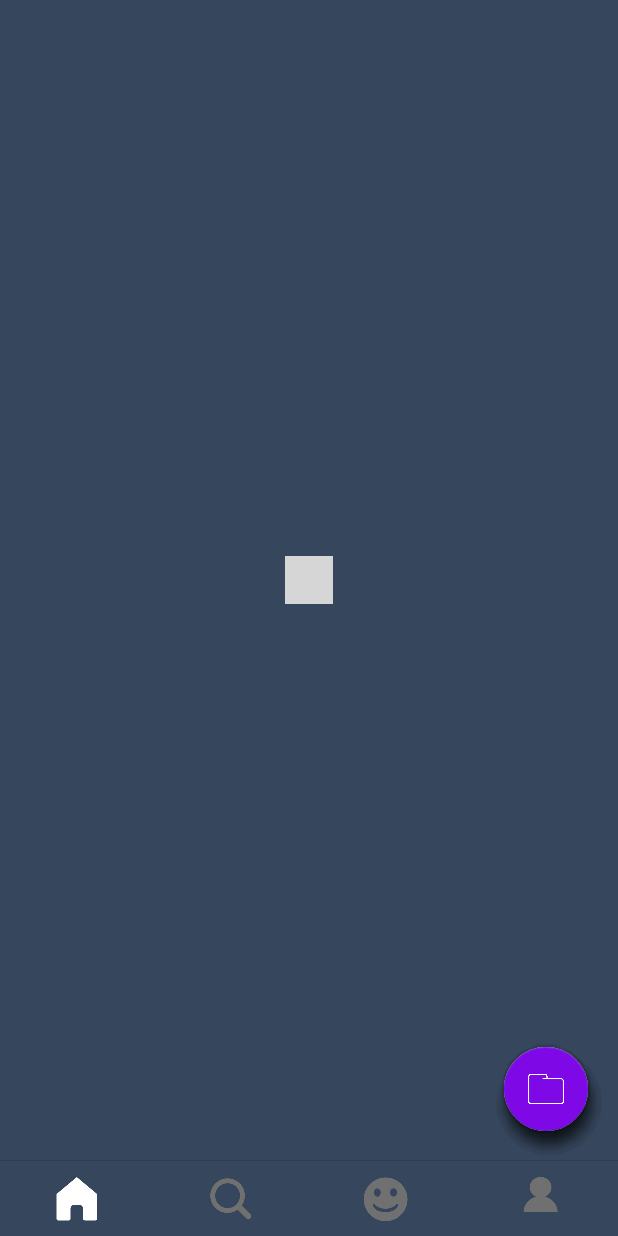
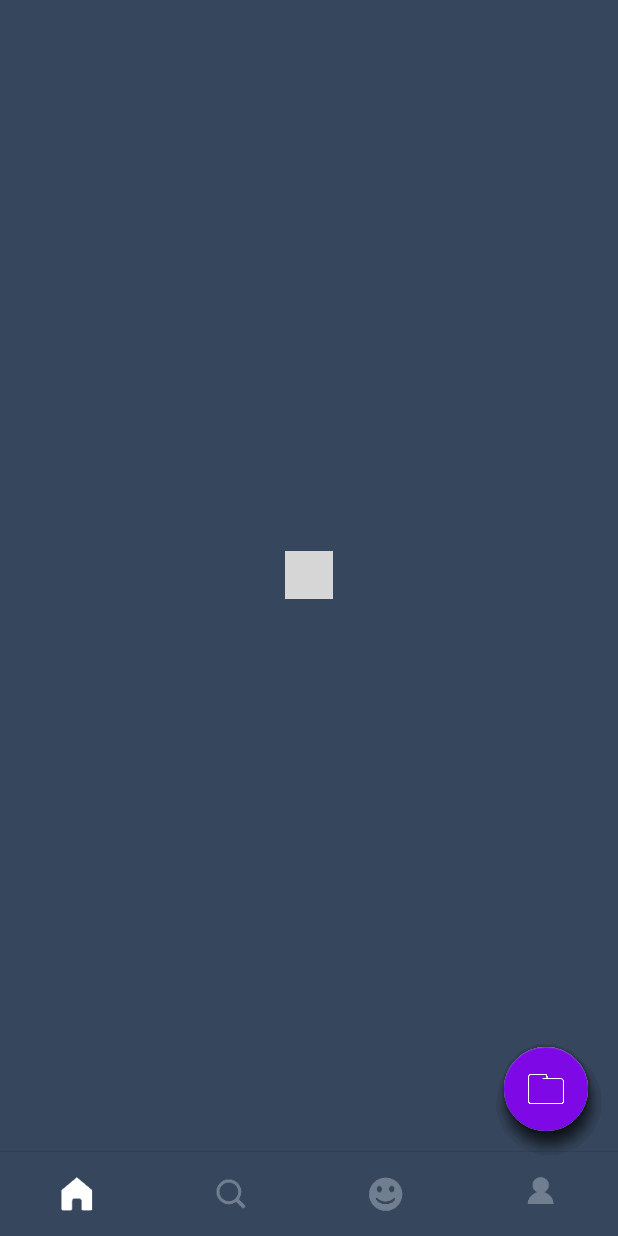
Before and after one commit to monkeywiiu/Discover, an Android app: the screen it shows after launch (MainActivity), on a phone screen of 412 x 824 dp. Run offline under Robolectric (Android 15) with nearby library versions, the phone set to English and light mode, and no system bars; our stand-ins replace data binding; libraries missing offline, so code that uses them is left out: com.facebook.rebound, com.wang.avi, retrofit2.adapter.rxjava, rx.android.schedulers, rx.schedulers and 1 more; pictures from the network do not load; 16 statements that could not run were skipped; grey boxes are pictures that could not be loaded.

Commit message:
fix code

```diff
--- a/app/src/main/AndroidManifest.xml
+++ b/app/src/main/AndroidManifest.xml
@@ -13,7 +13,8 @@
         android:roundIcon="@mipmap/ic_launcher_round"
         android:supportsRtl="true"
         android:theme="@style/AppTheme">
-        <activity android:name=".MainActivity">
+        <activity android:name=".MainActivity"
+                  android:configChanges="orientation|screenSize|keyboardHidden">
             <intent-filter>
                 <action android:name="android.intent.action.MAIN" />
 
--- a/app/src/main/java/com/example/discover/adapter/VideoRecyclerAdapter.java
+++ b/app/src/main/java/com/example/discover/adapter/VideoRecyclerAdapter.java
@@ -1,14 +1,20 @@
 package com.example.discover.adapter;
 
+import android.content.Context;
 import android.view.ViewGroup;
+import android.widget.LinearLayout;
 
+
+import com.bumptech.glide.Glide;
 import com.example.discover.R;
 import com.example.discover.base.baseadapter.BaseRecyclerAdapter;
 import com.example.discover.base.baseadapter.BaseViewHolder;
 import com.example.discover.bean.EyeBean;
 import com.example.discover.databinding.VideoCardBinding;
+import com.example.discover.utils.DensityUtil;
 
 import java.util.LinkedHashMap;
+import java.util.Random;
 
 import cn.jzvd.JZVideoPlayer;
 import cn.jzvd.JZVideoPlayerStandard;
@@ -18,28 +24,32 @@ import cn.jzvd.JZVideoPlayerStandard;
  */
 
 public class VideoRecyclerAdapter extends BaseRecyclerAdapter<EyeBean.ItemListBean> {
+    private int i; //随机过渡图序号
+    public LinkedHashMap map = new LinkedHashMap();
+    public Object[] objects = new Object[1];
+    private int width = DensityUtil.getScreenWidth(mContext);
 
-    public LinkedHashMap map;
-    public Object[] objects;
+    public VideoRecyclerAdapter(Context context) {
+        super(context);
+    }
+
     @Override
     public BaseViewHolder onCreateViewHolder(ViewGroup parent, int viewType) {
         return new VideoHolder(parent, R.layout.video_card);
     }
 
     public class VideoHolder extends BaseViewHolder<EyeBean.ItemListBean, VideoCardBinding> {
-
-
-
         public VideoHolder(ViewGroup parent, int layoutId) {
             super(parent, layoutId);
         }
-
         @Override
         public void fillHolder(EyeBean.ItemListBean list) {
-            map = new LinkedHashMap();
-            objects = new Object[1];
-
             if (list != null && list.getData().getPlayInfo().size() > 0) {
+                int x = list.getData().getPlayInfo().get(0).getWidth();//获取视频的width
+                int y = list.getData().getPlayInfo().get(0).getHeight();//获取视频的height
+                int height = width * y / x; //根据视频比列获得视频控件的高
+                LinearLayout.LayoutParams layoutParams =  new LinearLayout.LayoutParams(ViewGroup.LayoutParams.MATCH_PARENT, height);
+                itemViewBinding.jzVideoPlayer.setLayoutParams(layoutParams);
                 if (list.getData().getPlayInfo().size() == 1) { //标清||高清
                     itemViewBinding.jzVideoPlayer.setUp(list.getData().getPlayInfo().get(0).getUrlList().get(2).getUrl(),
                             JZVideoPlayer.SCREEN_WINDOW_NORMAL, list.getData().getTitle());
@@ -56,8 +66,12 @@ public class VideoRecyclerAdapter extends BaseRecyclerAdapter<EyeBean.ItemListBe
                     itemViewBinding.videoTitle.setText(list.getData().getTitle());
                     itemViewBinding.videoDesc.setText(list.getData().getDescription());
                 }
+                Glide.with(mContext).load(list.getData().getCover().getDetail())
+                        .crossFade(2500)
+                        .placeholder(R.drawable.cross_image)
+                        .error(R.drawable.cross_image)
+                        .into(itemViewBinding.jzVideoPlayer.thumbImageView);
             }
-            //itemViewBinding.tvTest.setText(list.getData().getPlayInfo().size() + "");
         }
 
     }
--- a/app/src/main/java/com/example/discover/app/DiscoverApplication.java
+++ b/app/src/main/java/com/example/discover/app/DiscoverApplication.java
@@ -12,7 +12,7 @@ import com.example.http.HttpUtils;
 public class DiscoverApplication extends Application {
     private static DiscoverApplication discoverApplication;
 
-    private static DiscoverApplication getDiscoverApplication() {
+    public static DiscoverApplication getDiscoverApplication() {
         return discoverApplication;
     }
 
--- a/app/src/main/java/com/example/discover/base/baseadapter/BaseRecyclerAdapter.java
+++ b/app/src/main/java/com/example/discover/base/baseadapter/BaseRecyclerAdapter.java
@@ -1,5 +1,6 @@
 package com.example.discover.base.baseadapter;
 
+import android.content.Context;
 import android.support.v7.widget.RecyclerView;
 
 import com.example.discover.utils.DebugUtil;
@@ -14,6 +15,11 @@ import java.util.List;
 public abstract class BaseRecyclerAdapter<T> extends RecyclerView.Adapter<BaseViewHolder> {
 
     public List<T> mData = new ArrayList<>();
+    public Context mContext;
+
+    public BaseRecyclerAdapter(Context context) {
+        mContext = context;
+    }
 
     @Override
     public void onBindViewHolder(BaseViewHolder holder, int position) {
--- /dev/null
+++ b/app/src/main/java/com/example/discover/utils/DensityUtil.java
@@ -0,0 +1,19 @@
+package com.example.discover.utils;
+
+import android.content.Context;
+import android.view.WindowManager;
+
+import com.example.discover.app.DiscoverApplication;
+
+/**
+ * Created by monkeyWiiu on 2017/12/20.
+ */
+
+public class DensityUtil {
+
+    public static int getScreenWidth(Context context) {
+        WindowManager wm = (WindowManager) context.getSystemService(Context.WINDOW_SERVICE);
+        int width = wm.getDefaultDisplay().getWidth();
+        return width;
+    }
+}
--- a/app/src/main/res/layout/bottom_bar.xml
+++ b/app/src/main/res/layout/bottom_bar.xml
@@ -20,7 +20,7 @@
                 android:id="@+id/bottom_bar"
                 android:orientation="horizontal"
                 android:layout_width="match_parent"
-                android:layout_height="50dp"
+                android:layout_height="?attr/actionBarSize"
                 android:background="@color/background">
 
                 <ImageView
@@ -28,8 +28,10 @@
                     android:layout_width="wrap_content"
                     android:layout_height="match_parent"
                     android:layout_weight="1"
-                    android:scaleType="center"
+                    android:padding="15dp"
+                    android:scaleType="centerInside"
                     android:clickable="true"
+                    android:background="?attr/selectableItemBackgroundBorderless"
                     android:src="@drawable/item_home"/>
 
                 <ImageView
@@ -37,8 +39,10 @@
                     android:layout_width="wrap_content"
                     android:layout_height="match_parent"
                     android:layout_weight="1"
-                    android:scaleType="center"
+                    android:padding="15dp"
+                    android:scaleType="centerInside"
                     android:clickable="true"
+                    android:background="?attr/selectableItemBackgroundBorderless"
                     android:src="@drawable/item_search"/>
 
                 <ImageView
@@ -46,16 +50,20 @@
                     android:layout_width="wrap_content"
                     android:layout_height="match_parent"
                     android:layout_weight="1"
-                    android:scaleType="center"
+                    android:padding="15dp"
+                    android:scaleType="centerInside"
                     android:clickable="true"
+                    android:background="?attr/selectableItemBackgroundBorderless"
                     android:src="@drawable/item_smile"/>
                 <ImageView
                     android:id="@+id/four"
                     android:layout_width="wrap_content"
                     android:layout_height="match_parent"
                     android:layout_weight="1"
-                    android:scaleType="center"
+                    android:padding="15dp"
+                    android:scaleType="centerInside"
                     android:clickable="true"
+                    android:background="?attr/selectableItemBackgroundBorderless"
                     android:src="@drawable/item_figure"/>
 
             </LinearLayout>
--- a/app/src/main/res/values/colors.xml
+++ b/app/src/main/res/values/colors.xml
@@ -14,4 +14,5 @@
 
     <color name="background">#36465d</color>
     <color name="backgroundDark">#2f3e53</color>
+    <color name="backgroundVideoCard">#ffffff</color>
 </resources>
--- a/app/src/main/res/values/styles.xml
+++ b/app/src/main/res/values/styles.xml
@@ -6,7 +6,6 @@
         <item name="colorPrimary">@color/background</item>
         <item name="colorPrimaryDark">@color/background</item>
         <item name="colorAccent">@color/colorAccent</item>
-
     </style>
 
 
--- a/librarys/jiaozivideoplayer/src/main/res/layout/jz_layout_standard.xml
+++ b/librarys/jiaozivideoplayer/src/main/res/layout/jz_layout_standard.xml
@@ -20,7 +20,7 @@
         android:layout_alignParentLeft="true"
         android:layout_alignParentStart="true"
         android:background="#000000"
-        android:scaleType="fitCenter" />
+        android:scaleType="fitXY" />
 
     <LinearLayout
         android:id="@+id/layout_bottom"
```
Also changed, not shown: app/build.gradle (+3 -8 lines), app/src/main/java/com/example/discover/MainActivity.java (+8 -1 lines), app/src/main/java/com/example/discover/ui/Video/VideoFragment.java (+12 -7 lines), app/src/main/res/layout/video_card.xml (+10 -3 lines), app/src/main/res/drawable-xxhdpi/figure_normal.png, app/src/main/res/drawable-xxhdpi/home_normal.png, app/src/main/res/drawable-xxhdpi/search_normal.png, app/src/main/res/drawable-xxhdpi/smile_normal.png, app/src/main/res/drawable/cross_image.jpg (added), app/src/main/res/drawable/loading.png (deleted).
